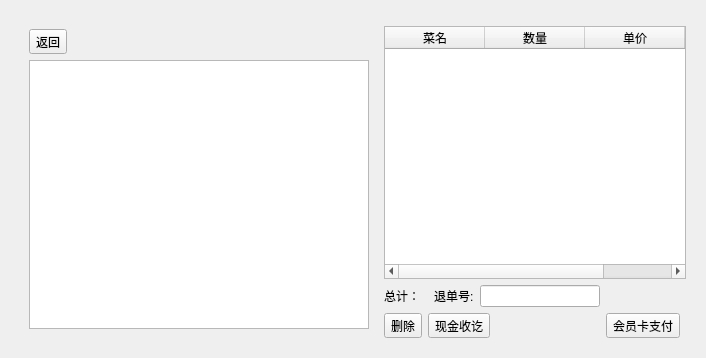
Above: src/orderwidget.ui from daodaoliang/caicai before the change. Below: the same form after it.
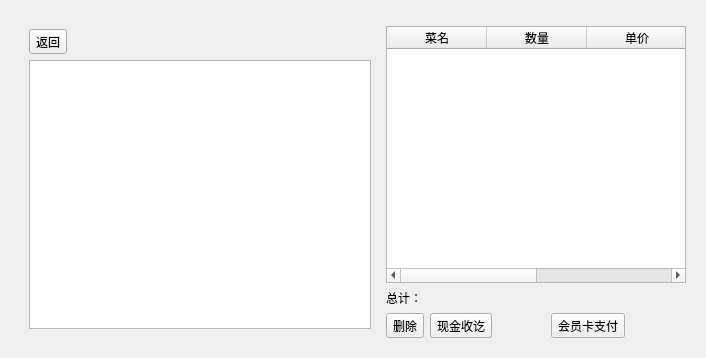
That is the form after the change.

Commit message: 修改部分错误

The edit to the form file:
```diff
--- a/src/orderwidget.ui
+++ b/src/orderwidget.ui
@@ -21,13 +21,43 @@
      </property>
      <widget class="QWidget" name="page_2">
       <layout class="QGridLayout" name="gridLayout_2">
-       <item row="3" column="1">
-        <widget class="QToolButton" name="toolButton_2">
+       <item row="3" column="4">
+        <widget class="QToolButton" name="toolButton">
          <property name="text">
-          <string>删除</string>
+          <string>会员卡支付</string>
          </property>
         </widget>
        </item>
+       <item row="1" column="1" colspan="5">
+        <widget class="QTableWidget" name="tableWidget_2">
+         <property name="minimumSize">
+          <size>
+           <width>300</width>
+           <height>0</height>
+          </size>
+         </property>
+         <column>
+          <property name="text">
+           <string>菜名</string>
+          </property>
+         </column>
+         <column>
+          <property name="text">
+           <string>数量</string>
+          </property>
+         </column>
+         <column>
+          <property name="text">
+           <string>单价</string>
+          </property>
+         </column>
+         <column>
+          <property name="text">
+           <string>id</string>
+          </property>
+         </column>
+        </widget>
+       </item>
        <item row="2" column="1" colspan="2">
         <widget class="QLabel" name="label">
          <property name="text">
@@ -35,20 +65,10 @@
          </property>
         </widget>
        </item>
-       <item row="3" column="2" colspan="3">
-        <widget class="QToolButton" name="toolButton_3">
+       <item row="3" column="1">
+        <widget class="QToolButton" name="toolButton_2">
          <property name="text">
-          <string>现金收讫</string>
-         </property>
-        </widget>
-       </item>
-       <item row="2" column="4">
-        <widget class="QLineEdit" name="lineEdit_OrderId">
-         <property name="maximumSize">
-          <size>
-           <width>120</width>
-           <height>16777215</height>
-          </size>
+          <string>删除</string>
          </property>
         </widget>
        </item>
@@ -94,47 +114,10 @@
          </widget>
         </widget>
        </item>
-       <item row="1" column="1" colspan="6">
-        <widget class="QTableWidget" name="tableWidget_2">
-         <property name="minimumSize">
-          <size>
-           <width>300</width>
-           <height>0</height>
-          </size>
-         </property>
-         <column>
-          <property name="text">
-           <string>菜名</string>
-          </property>
-         </column>
-         <column>
-          <property name="text">
-           <string>数量</string>
-          </property>
-         </column>
-         <column>
-          <property name="text">
-           <string>单价</string>
-          </property>
-         </column>
-         <column>
-          <property name="text">
-           <string>id</string>
-          </property>
-         </column>
-        </widget>
-       </item>
-       <item row="3" column="5">
-        <widget class="QToolButton" name="toolButton">
+       <item row="3" column="2" colspan="2">
+        <widget class="QToolButton" name="toolButton_3">
          <property name="text">
-          <string>会员卡支付</string>
-         </property>
-        </widget>
-       </item>
-       <item row="2" column="3">
-        <widget class="QLabel" name="label_2">
-         <property name="text">
-          <string>退单号:</string>
+          <string>现金收讫</string>
          </property>
         </widget>
        </item>
```
The commit also changes 2 other files.
